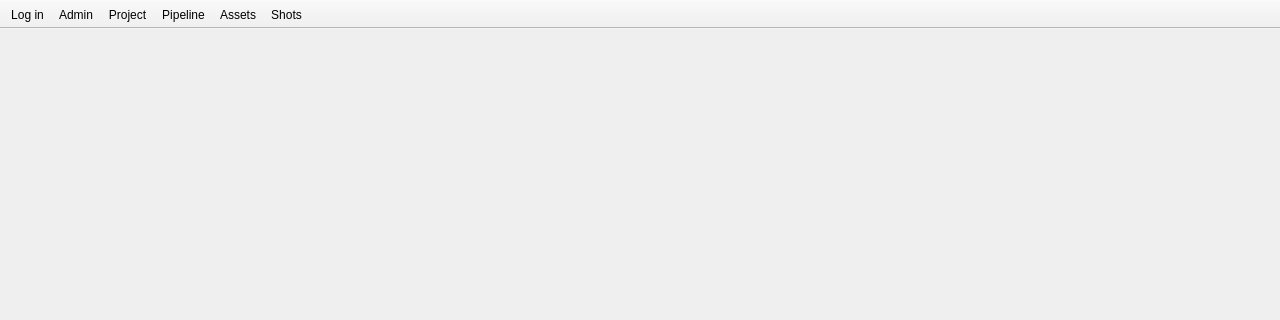
Qt form src/mainwindow.ui (RxLaboratory/Ramses-Client) before a commit; both pictures show x 0 to 1280 and y 0 to 320 of the 1280 by 720 pixel window.
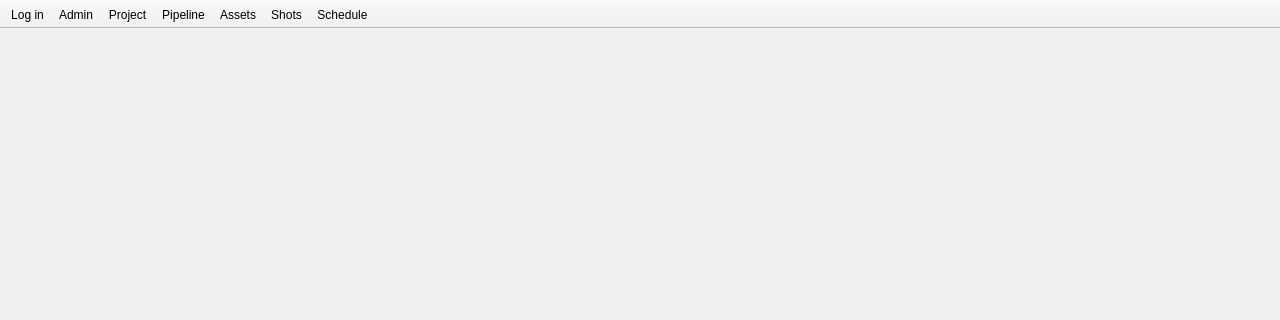
The same form after that commit. Icons and pictures are not drawn.

Commit message: schedule implementation

The edit to the form file:
```diff
--- a/src/mainwindow.ui
+++ b/src/mainwindow.ui
@@ -110,6 +110,7 @@
    <addaction name="actionPipeline"/>
    <addaction name="actionAssets"/>
    <addaction name="actionShots"/>
+   <addaction name="actionSchedule"/>
   </widget>
   <action name="actionLogIn">
    <property name="icon">
@@ -213,6 +214,17 @@
     <string>Shots</string>
    </property>
   </action>
+  <action name="actionSchedule">
+   <property name="checkable">
+    <bool>true</bool>
+   </property>
+   <property name="text">
+    <string>Schedule</string>
+   </property>
+   <property name="toolTip">
+    <string>Schedule</string>
+   </property>
+  </action>
  </widget>
  <resources>
   <include location="resources.qrc"/>
```
The commit also changes 41 other files.
